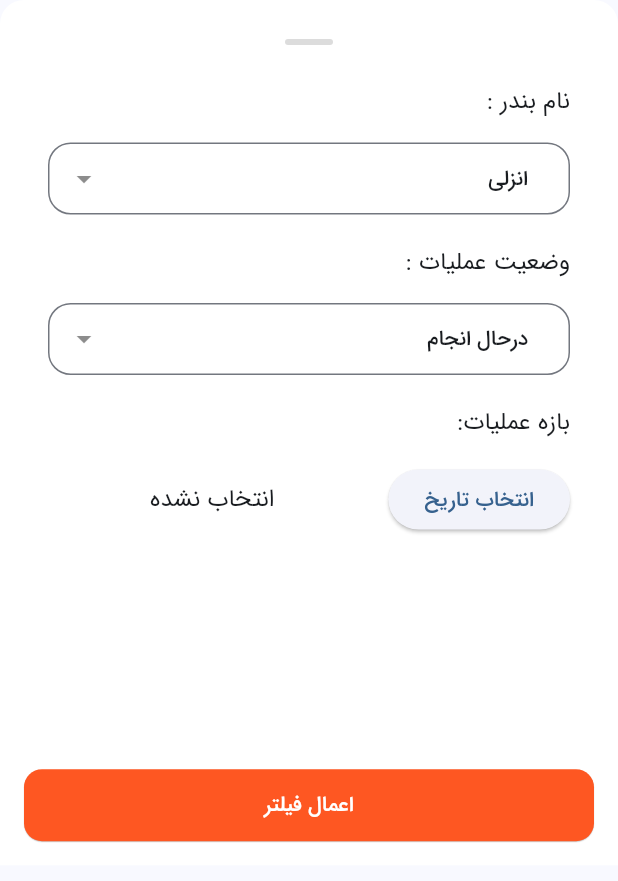
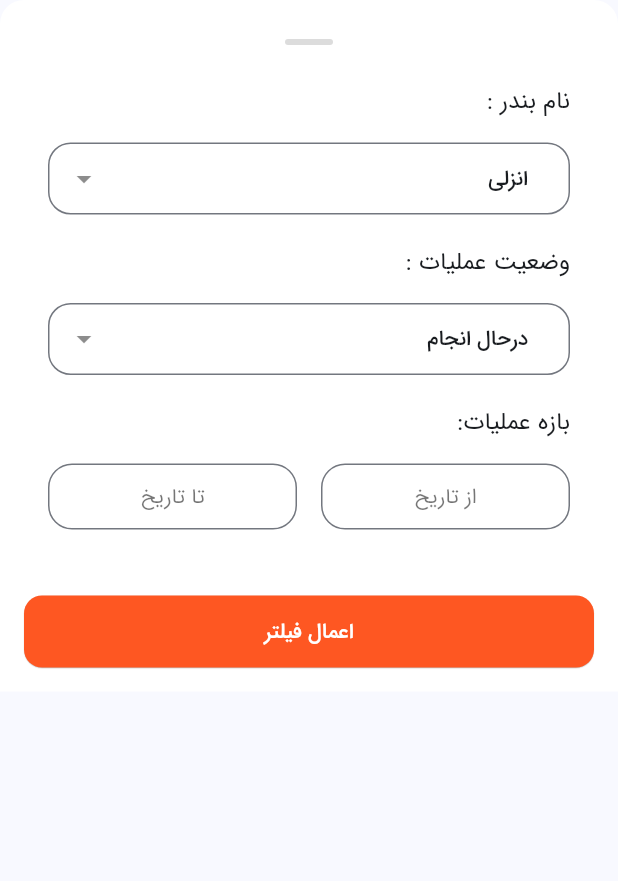
Before and after one commit to bahiraei/porduct_owner, a Flutter app: the ShipsFilterBottomSheet widget shown alone on an empty page, opened directly, on a phone screen of 412 x 824 dp. Shown: the top 881 px of the screen. Run offline on Flutter 3.47's test engine with Material 3 defaults, Android fonts, the phone set to English and light mode, and no system bars; our stand-ins replace dropdown_button2, flutter_animate, gap, google_nav_bar, line_icons, pinput; missing offline and left inert: circular_charts, persian_datetime_picker.

Commit message:
fix: change filter screen ui

```diff
--- a/lib/features/ships/dialog/ships_filter_bottom_sheet.dart
+++ b/lib/features/ships/dialog/ships_filter_bottom_sheet.dart
@@ -13,23 +13,21 @@ class ShipsFilterBottomSheet extends StatefulWidget {
 class _ShipsFilterBottomSheetState extends State<ShipsFilterBottomSheet> {
   String selectedBandar = 'انزلی';
   String selectedOperationStatus = 'درحال انجام';
-  JalaliRange? selectedDate;
+
+  final startDateController = TextEditingController();
+  final endDateController = TextEditingController();
 
   @override
   Widget build(BuildContext context) {
     final theme = Theme.of(context);
-    return FractionallySizedBox(
-      heightFactor: 0.7,
-      child: Directionality(
+    return Directionality(
       textDirection: TextDirection.rtl,
-        child: Padding(
-          padding: EdgeInsets.only(
-            bottom: MediaQuery.of(context).viewInsets.bottom,
-          ),
       child: Container(
-            padding: const EdgeInsets.symmetric(
-              horizontal: 16,
-              vertical: 16,
+        padding: EdgeInsets.fromLTRB(
+          16,
+          16,
+          16,
+          16 + MediaQuery.of(context).viewInsets.bottom,
         ),
         decoration: const BoxDecoration(
           borderRadius: BorderRadius.only(
@@ -38,12 +36,12 @@ class _ShipsFilterBottomSheetState extends State<ShipsFilterBottomSheet> {
           ),
           color: Colors.white,
         ),
+        child: SingleChildScrollView(
           child: Column(
             crossAxisAlignment: CrossAxisAlignment.start,
             mainAxisSize: MainAxisSize.min,
             children: [
-                Expanded(
-                  child: Column(
+              Column(
                 children: [
                   Row(
                     mainAxisAlignment: MainAxisAlignment.center,
@@ -100,8 +98,7 @@ class _ShipsFilterBottomSheetState extends State<ShipsFilterBottomSheet> {
                                   'انتخاب بندر',
                                 ),
                                 items: ['انزلی', 'بندر عباس']
-                                        .map((bandar) =>
-                                            DropdownMenuItem<String>(
+                                    .map((bandar) => DropdownMenuItem<String>(
                                           alignment: Alignment.centerRight,
                                           value: bandar,
                                           child: Text(
@@ -135,12 +132,10 @@ class _ShipsFilterBottomSheetState extends State<ShipsFilterBottomSheet> {
                                   decoration: BoxDecoration(
                                     borderRadius: BorderRadius.circular(15),
                                   ),
-                                      direction:
-                                          DropdownDirection.textDirection,
+                                  direction: DropdownDirection.textDirection,
                                 ),
                                 menuItemStyleData: const MenuItemStyleData(
-                                      padding:
-                                          EdgeInsets.symmetric(horizontal: 16),
+                                  padding: EdgeInsets.symmetric(horizontal: 16),
                                 ),
                               ),
                             ),
@@ -189,13 +184,8 @@ class _ShipsFilterBottomSheetState extends State<ShipsFilterBottomSheet> {
                                 hint: const Text(
                                   'وضعیت عملیات',
                                 ),
-                                    items: [
-                                      'درحال انجام',
-                                      'متوقف شده',
-                                      'تکمیل شده'
-                                    ]
-                                        .map((status) =>
-                                            DropdownMenuItem<String>(
+                                items: ['درحال انجام', 'متوقف شده', 'تکمیل شده']
+                                    .map((status) => DropdownMenuItem<String>(
                                           alignment: Alignment.centerRight,
                                           value: status,
                                           child: Text(
@@ -229,12 +219,10 @@ class _ShipsFilterBottomSheetState extends State<ShipsFilterBottomSheet> {
                                   decoration: BoxDecoration(
                                     borderRadius: BorderRadius.circular(15),
                                   ),
-                                      direction:
-                                          DropdownDirection.textDirection,
+                                  direction: DropdownDirection.textDirection,
                                 ),
                                 menuItemStyleData: const MenuItemStyleData(
-                                      padding:
-                                          EdgeInsets.symmetric(horizontal: 16),
+                                  padding: EdgeInsets.symmetric(horizontal: 16),
                                 ),
                               ),
                             ),
@@ -266,42 +254,88 @@ class _ShipsFilterBottomSheetState extends State<ShipsFilterBottomSheet> {
                         const Gap(16),
                         Row(
                           children: [
-                                ElevatedButton(
-                                  onPressed: () async {
-                                    var picked =
-                                        await showPersianDateRangePicker(
+                            Expanded(
+                              child: SizedBox(
+                                height: 44,
+                                child: TextField(
+                                  decoration: InputDecoration(
+                                    border: OutlineInputBorder(
+                                      borderRadius: BorderRadius.circular(16),
+                                    ),
+                                    hintText: 'از تاریخ',
+                                    hintStyle: const TextStyle(
+                                      color: Colors.black54,
+                                      fontWeight: FontWeight.w400,
+                                      fontSize: 14,
+                                    ),
+                                    contentPadding: const EdgeInsets.symmetric(
+                                      vertical: 8,
+                                      horizontal: 12,
+                                    ),
+                                    alignLabelWithHint: true,
+                                  ),
+                                  readOnly: true,
+                                  onTap: () async {
+                                    Jalali? picked =
+                                        await showPersianDatePicker(
                                       context: context,
-                                      initialEntryMode:
-                                          PDatePickerEntryMode.input,
-                                      initialDateRange: JalaliRange(
-                                        start: DateTime.now()
-                                            .subtract(const Duration(days: 10))
-                                            .toJalali(),
-                                        end: DateTime.now()
-                                            .subtract(const Duration(days: 5))
-                                            .toJalali(),
+                                      initialDate: Jalali.now(),
+                                      firstDate: Jalali(1400, 8),
+                                      lastDate: Jalali(1450, 9),
+                                    );
+
+                                    if (picked != null) {
+                                      startDateController.text =
+                                          picked.formatCompactDate();
+                                    }
+                                  },
+                                  onTapOutside: (event) =>
+                                      FocusScope.of(context).unfocus(),
+                                  textAlign: TextAlign.center,
+                                  controller: startDateController,
                                 ),
-                                      firstDate: Jalali(1385, 8),
-                                      lastDate: DateTime.now().toJalali(),
+                              ),
+                            ),
+                            const Gap(16),
+                            Expanded(
+                              child: SizedBox(
+                                height: 44,
+                                child: TextField(
+                                  decoration: InputDecoration(
+                                    border: OutlineInputBorder(
+                                      borderRadius: BorderRadius.circular(16),
+                                    ),
+                                    hintText: 'تا تاریخ',
+                                    hintStyle: const TextStyle(
+                                      color: Colors.black54,
+                                      fontWeight: FontWeight.w400,
+                                      fontSize: 14,
+                                    ),
+                                    contentPadding: const EdgeInsets.symmetric(
+                                      vertical: 8,
+                                      horizontal: 12,
+                                    ),
+                                    alignLabelWithHint: true,
+                                  ),
+                                  readOnly: true,
+                                  onTap: () async {
+                                    Jalali? picked =
+                                        await showPersianDatePicker(
+                                      context: context,
+                                      initialDate: Jalali.now(),
+                                      firstDate: Jalali(1400, 8),
+                                      lastDate: Jalali(1450, 9),
                                     );
-                                    setState(() {
-                                      selectedDate = picked;
-                                    });
+
+                                    if (picked != null) {
+                                      endDateController.text =
+                                          picked.formatCompactDate();
+                                    }
                                   },
-                                  child: const Text('انتخاب تاریخ'),
-                                ),
-                                const Gap(8),
-                                Expanded(
-                                  child: Align(
-                                    alignment: Alignment.center,
-                                    child: Text(
-                                      selectedDate != null
-                                          ? "${selectedDate?.start.formatCompactDate()} الی ${selectedDate?.end.formatCompactDate()}"
-                                          : 'انتخاب نشده',
-                                      style: const TextStyle(
-                                        fontSize: 16,
-                                        fontWeight: FontWeight.w400,
-                                      ),
+                                  onTapOutside: (event) =>
+                                      FocusScope.of(context).unfocus(),
+                                  textAlign: TextAlign.center,
+                                  controller: endDateController,
                                 ),
                               ),
                             ),
@@ -312,7 +346,6 @@ class _ShipsFilterBottomSheetState extends State<ShipsFilterBottomSheet> {
                   ),
                   const Gap(24),
                 ],
-                  ),
               ),
               Column(
                 children: [
@@ -344,7 +377,6 @@ class _ShipsFilterBottomSheetState extends State<ShipsFilterBottomSheet> {
           ),
         ),
       ),
-      ),
     );
   }
 }
--- a/lib/main.dart
+++ b/lib/main.dart
@@ -1,9 +1,9 @@
 import 'package:flutter/material.dart';
 import 'package:flutter/services.dart';
 import 'package:flutter_localizations/flutter_localizations.dart';
+import 'package:porduct_owner/features/home/presentation/home_screen.dart';
 
 import 'core/core.dart';
-import 'features/splash/presentation/splash_screen.dart';
 
 void main() {
   WidgetsFlutterBinding.ensureInitialized();
@@ -40,11 +40,13 @@ class MyApp extends StatelessWidget {
       locale: const Locale('fa', 'IR'),
       theme: ThemeData(
         colorScheme: ColorScheme.fromSeed(seedColor: Colors.blue),
+        primaryColor: Colors.blue,
+        brightness: Brightness.light,
         useMaterial3: true,
         fontFamily: 'IranSans',
       ),
       onGenerateRoute: route.generateRoute,
-      home: const SplashScreen(),
+      home: const HomeScreen(),
     );
   }
 }
```
Also changed, not shown: lib/features/services/services_screen.dart (+105 -3 lines). Lines whose indentation alone changed are shown as unchanged.
